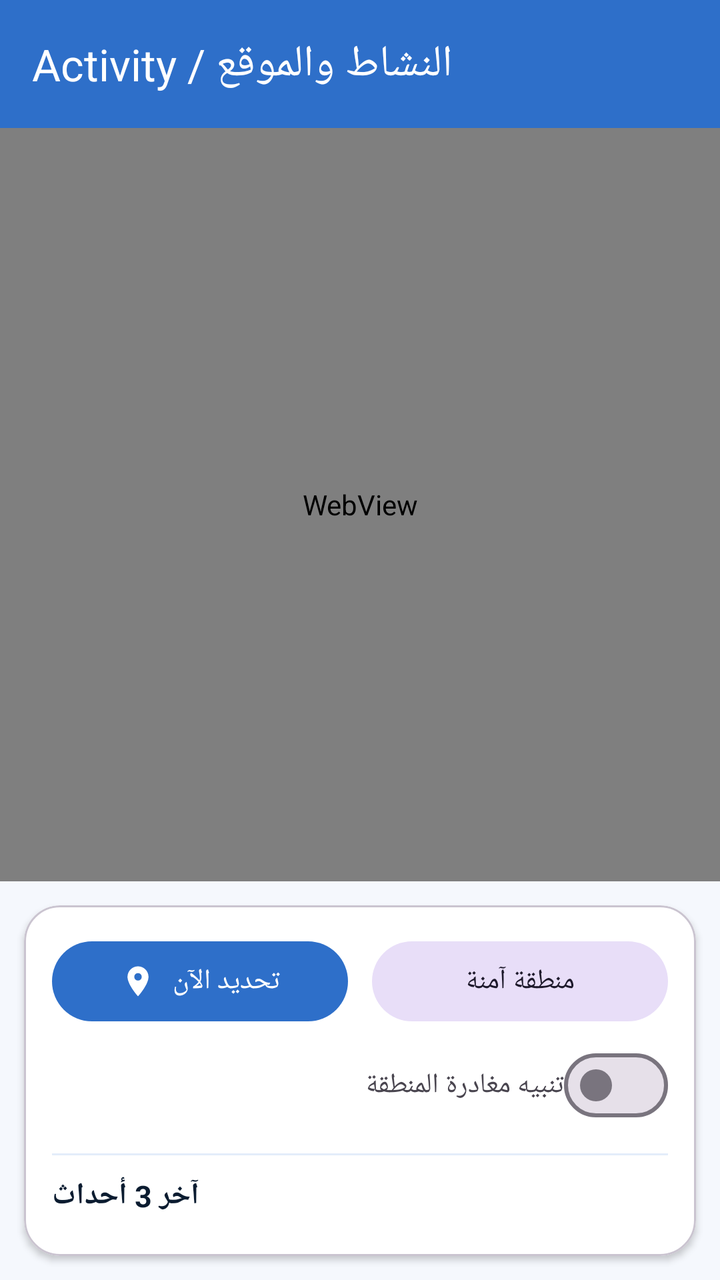
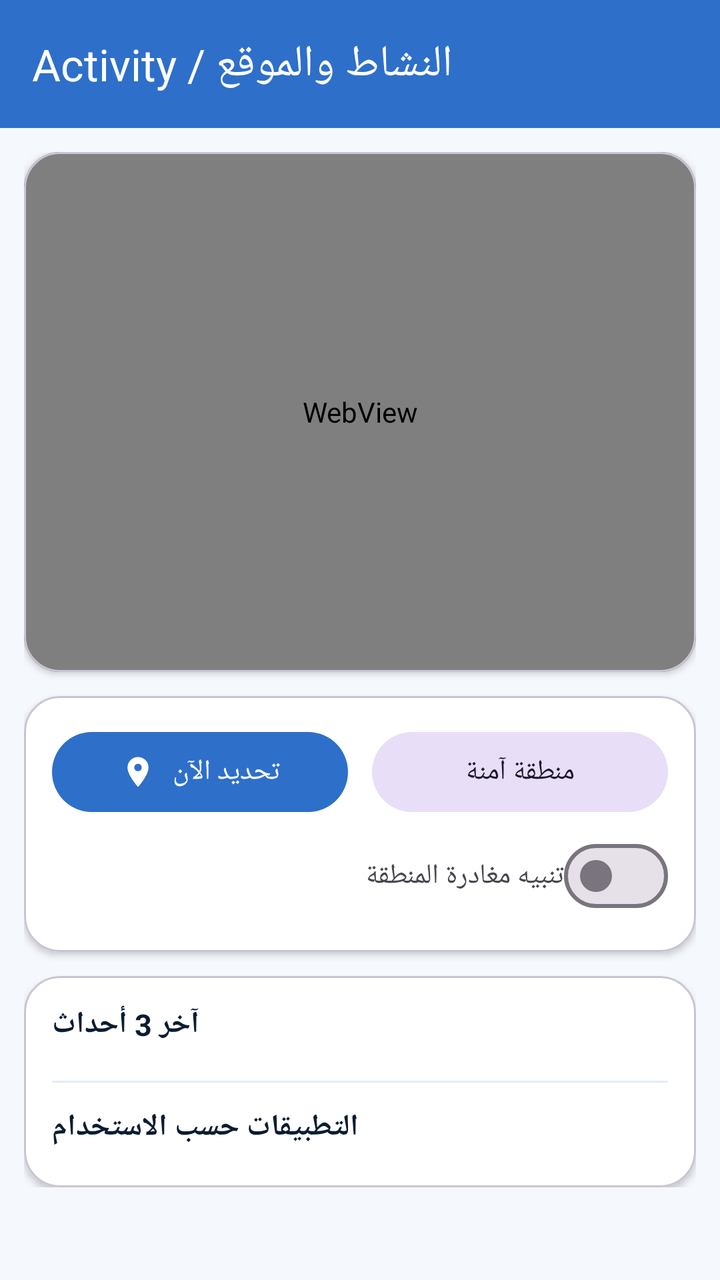

Two renders of the same Android screen: before a commit and after it. Below are the layout's source before the change and the commit's diff.
<!-- AndroidManifest.xml: application theme Theme.BeaverGuardian -->
<!-- res/layout/activity_activity.xml -->
<?xml version="1.0" encoding="utf-8"?>
<LinearLayout xmlns:android="http://schemas.android.com/apk/res/android"
    xmlns:app="http://schemas.android.com/apk/res-auto"
    android:layout_width="match_parent"
    android:layout_height="match_parent"
    android:orientation="vertical"
    android:background="@color/bg">

    <com.google.android.material.appbar.MaterialToolbar
        android:id="@+id/toolbar"
        android:layout_width="match_parent"
        android:layout_height="?attr/actionBarSize"
        android:background="@color/brand"
        app:title="النشاط والموقع / Activity"
        app:titleTextColor="@color/white"
        app:navigationIconTint="@color/white" />

    <WebView
        android:id="@+id/web"
        android:layout_width="match_parent"
        android:layout_height="0dp"
        android:layout_weight="1" />

    <com.google.android.material.card.MaterialCardView
        android:layout_width="match_parent"
        android:layout_height="wrap_content"
        android:layout_margin="12dp"
        app:cardCornerRadius="18dp"
        app:cardElevation="2dp"
        app:cardBackgroundColor="@color/card">

        <LinearLayout
            android:layout_width="match_parent"
            android:layout_height="wrap_content"
            android:orientation="vertical"
            android:padding="14dp">

            <LinearLayout
                android:layout_width="match_parent"
                android:layout_height="wrap_content"
                android:orientation="horizontal">

                <com.google.android.material.button.MaterialButton
                    android:id="@+id/btnLocate"
                    android:layout_width="0dp"
                    android:layout_height="wrap_content"
                    android:layout_weight="1"
                    android:layout_marginEnd="6dp"
                    android:text="تحديد الآن"
                    app:icon="@drawable/ic_place"
                    app:iconGravity="textStart" />

                <com.google.android.material.button.MaterialButton
                    android:id="@+id/btnZone"
                    style="@style/Widget.Material3.Button.TonalButton"
                    android:layout_width="0dp"
                    android:layout_height="wrap_content"
                    android:layout_weight="1"
                    android:layout_marginStart="6dp"
                    android:text="منطقة آمنة" />
            </LinearLayout>

            <LinearLayout
                android:layout_width="match_parent"
                android:layout_height="wrap_content"
                android:orientation="horizontal"
                android:gravity="center_vertical"
                android:layout_marginTop="4dp">

                <TextView
                    android:layout_width="0dp"
                    android:layout_height="wrap_content"
                    android:layout_weight="1"
                    android:text="تنبيه مغادرة المنطقة"
                    android:textSize="14sp" />

                <com.google.android.material.materialswitch.MaterialSwitch
                    android:id="@+id/switchGeo"
                    android:layout_width="wrap_content"
                    android:layout_height="wrap_content" />
            </LinearLayout>

            <View
                android:layout_width="match_parent"
                android:layout_height="1dp"
                android:layout_marginVertical="10dp"
                android:background="@color/track" />

            <TextView
                android:layout_width="wrap_content"
                android:layout_height="wrap_content"
                android:text="آخر 3 أحداث"
                android:textStyle="bold"
                android:textSize="15sp"
                android:textColor="@color/on_surface" />

            <LinearLayout
                android:id="@+id/llEvents"
                android:layout_width="match_parent"
                android:layout_height="wrap_content"
                android:orientation="vertical"
                android:layout_marginTop="6dp" />
        </LinearLayout>
    </com.google.android.material.card.MaterialCardView>
</LinearLayout>
<!-- resources referenced by this layout -->
<resources>
  <color name="bg">#F5F8FD</color>
  <color name="brand">#2E6FC9</color>
  <color name="card">#FFFFFF</color>
  <color name="on_surface">#0B1C30</color>
  <color name="track">#E3EDFA</color>
  <color name="white">#FFFFFFFF</color>
  <!-- drawable ic_place (drawable) -->
  <vector xmlns:android="http://schemas.android.com/apk/res/android" android:width="24dp" android:height="24dp" android:viewportWidth="24" android:viewportHeight="24">
      <path android:fillColor="#1F1F1F" android:pathData="M12,2C8.13,2 5,5.13 5,9c0,5.25 7,13 7,13s7,-7.75 7,-13c0,-3.87 -3.13,-7 -7,-7zM12,11.5c-1.38,0 -2.5,-1.12 -2.5,-2.5s1.12,-2.5 2.5,-2.5 2.5,1.12 2.5,2.5 -1.12,2.5 -2.5,2.5z"/>
  </vector>
  <style name="Theme.BeaverGuardian" parent="Theme.Material3.DayNight.NoActionBar">
          <item name="colorPrimary">@color/brand</item>
          <item name="colorOnPrimary">@color/white</item>
          <item name="colorPrimaryContainer">@color/brand_container</item>
          <item name="colorOnPrimaryContainer">@color/on_brand_container</item>
          <item name="colorSecondary">@color/emerald</item>
          <item name="colorOnSecondary">@color/white</item>
          <item name="android:colorBackground">@color/bg</item>
          <item name="android:statusBarColor" tools:targetApi="l">@color/bg</item>
          <item name="android:windowLightStatusBar" tools:targetApi="m">true</item>
      </style>
  <color name="brand_container">#DCEBFB</color>
  <color name="on_brand_container">#0E2C5A</color>
  <color name="emerald">#10B981</color>
</resources>

<!-- the commit's change to res/layout/activity_activity.xml (unified diff, before → after) -->
@@ -15,91 +15,140 @@
         app:titleTextColor="@color/white"
         app:navigationIconTint="@color/white" />
 
-    <WebView
-        android:id="@+id/web"
+    <androidx.core.widget.NestedScrollView
         android:layout_width="match_parent"
-        android:layout_height="0dp"
-        android:layout_weight="1" />
-
-    <com.google.android.material.card.MaterialCardView
-        android:layout_width="match_parent"
-        android:layout_height="wrap_content"
-        android:layout_margin="12dp"
-        app:cardCornerRadius="18dp"
-        app:cardElevation="2dp"
-        app:cardBackgroundColor="@color/card">
+        android:layout_height="match_parent">
 
         <LinearLayout
             android:layout_width="match_parent"
             android:layout_height="wrap_content"
             android:orientation="vertical"
-            android:padding="14dp">
+            android:padding="12dp">
 
-            <LinearLayout
+            <com.google.android.material.card.MaterialCardView
                 android:layout_width="match_parent"
                 android:layout_height="wrap_content"
-                android:orientation="horizontal">
+                app:cardCornerRadius="18dp"
+                app:cardElevation="2dp">
 
-                <com.google.android.material.button.MaterialButton
-                    android:id="@+id/btnLocate"
-                    android:layout_width="0dp"
-                    android:layout_height="wrap_content"
-                    android:layout_weight="1"
-                    android:layout_marginEnd="6dp"
-                    android:text="تحديد الآن"
-                    app:icon="@drawable/ic_place"
-                    app:iconGravity="textStart" />
+                <WebView
+                    android:id="@+id/web"
+                    android:layout_width="match_parent"
+                    android:layout_height="260dp" />
+            </com.google.android.material.card.MaterialCardView>
 
-                <com.google.android.material.button.MaterialButton
-                    android:id="@+id/btnZone"
-                    style="@style/Widget.Material3.Button.TonalButton"
-                    android:layout_width="0dp"
-                    android:layout_height="wrap_content"
-                    android:layout_weight="1"
-                    android:layout_marginStart="6dp"
-                    android:text="منطقة آمنة" />
-            </LinearLayout>
-
-            <LinearLayout
+            <com.google.android.material.card.MaterialCardView
                 android:layout_width="match_parent"
                 android:layout_height="wrap_content"
-                android:orientation="horizontal"
-                android:gravity="center_vertical"
-                android:layout_marginTop="4dp">
+                android:layout_marginTop="12dp"
+                app:cardCornerRadius="18dp"
+                app:cardElevation="2dp"
+                app:cardBackgroundColor="@color/card">
 
-                <TextView
-                    android:layout_width="0dp"
+                <LinearLayout
+                    android:layout_width="match_parent"
                     android:layout_height="wrap_content"
-                    android:layout_weight="1"
-                    android:text="تنبيه مغادرة المنطقة"
-                    android:textSize="14sp" />
+                    android:orientation="vertical"
+                    android:padding="14dp">
 
-                <com.google.android.material.materialswitch.MaterialSwitch
-                    android:id="@+id/switchGeo"
-                    android:layout_width="wrap_content"
-                    android:layout_height="wrap_content" />
-            </LinearLayout>
+                    <LinearLayout
+                        android:layout_width="match_parent"
+                        android:layout_height="wrap_content"
+                        android:orientation="horizontal">
 
-            <View
-                android:layout_width="match_parent"
-                android:layout_height="1dp"
-                android:layout_marginVertical="10dp"
-                android:background="@color/track" />
+                        <com.google.android.material.button.MaterialButton
+                            android:id="@+id/btnLocate"
+                            android:layout_width="0dp"
+                            android:layout_height="wrap_content"
+                            android:layout_weight="1"
+                            android:layout_marginEnd="6dp"
+                            android:text="تحديد الآن"
+                            app:icon="@drawable/ic_place"
+                            app:iconGravity="textStart" />
 
-            <TextView
-                android:layout_width="wrap_content"
-                android:layout_height="wrap_content"
-                android:text="آخر 3 أحداث"
-                android:textStyle="bold"
-                android:textSize="15sp"
-                android:textColor="@color/on_surface" />
+                        <com.google.android.material.button.MaterialButton
+                            android:id="@+id/btnZone"
+                            style="@style/Widget.Material3.Button.TonalButton"
+                            android:layout_width="0dp"
+                            android:layout_height="wrap_content"
+                            android:layout_weight="1"
+                            android:layout_marginStart="6dp"
+                            android:text="منطقة آمنة" />
+                    </LinearLayout>
 
-            <LinearLayout
-                android:id="@+id/llEvents"
+                    <LinearLayout
+                        android:layout_width="match_parent"
+                        android:layout_height="wrap_content"
+                        android:orientation="horizontal"
+                        android:gravity="center_vertical"
+                        android:layout_marginTop="4dp">
+
+                        <TextView
+                            android:layout_width="0dp"
+                            android:layout_height="wrap_content"
+                            android:layout_weight="1"
+                            android:text="تنبيه مغادرة المنطقة"
+                            android:textSize="14sp" />
+
+                        <com.google.android.material.materialswitch.MaterialSwitch
+                            android:id="@+id/switchGeo"
+                            android:layout_width="wrap_content"
+                            android:layout_height="wrap_content" />
+                    </LinearLayout>
+                </LinearLayout>
+            </com.google.android.material.card.MaterialCardView>
+
+            <com.google.android.material.card.MaterialCardView
                 android:layout_width="match_parent"
                 android:layout_height="wrap_content"
-                android:orientation="vertical"
-                android:layout_marginTop="6dp" />
+                android:layout_marginTop="12dp"
+                app:cardCornerRadius="18dp"
+                app:cardElevation="2dp"
+                app:cardBackgroundColor="@color/card">
+
+                <LinearLayout
+                    android:layout_width="match_parent"
+                    android:layout_height="wrap_content"
+                    android:orientation="vertical"
+                    android:padding="14dp">
+
+                    <TextView
+                        android:layout_width="wrap_content"
+                        android:layout_height="wrap_content"
+                        android:text="آخر 3 أحداث"
+                        android:textStyle="bold"
+                        android:textSize="15sp"
+                        android:textColor="@color/on_surface" />
+
+                    <LinearLayout
+                        android:id="@+id/llEvents"
+                        android:layout_width="match_parent"
+                        android:layout_height="wrap_content"
+                        android:orientation="vertical"
+                        android:layout_marginTop="6dp" />
+
+                    <View
+                        android:layout_width="match_parent"
+                        android:layout_height="1dp"
+                        android:layout_marginVertical="12dp"
+                        android:background="@color/track" />
+
+                    <TextView
+                        android:layout_width="wrap_content"
+                        android:layout_height="wrap_content"
+                        android:text="التطبيقات حسب الاستخدام"
+                        android:textStyle="bold"
+                        android:textSize="15sp"
+                        android:textColor="@color/on_surface" />
+
+                    <LinearLayout
+                        android:id="@+id/llApps"
+                        android:layout_width="match_parent"
+                        android:layout_height="wrap_content"
+                        android:orientation="vertical"
+                        android:layout_marginTop="6dp" />
+                </LinearLayout>
+            </com.google.android.material.card.MaterialCardView>
         </LinearLayout>
-    </com.google.android.material.card.MaterialCardView>
+    </androidx.core.widget.NestedScrollView>
 </LinearLayout>
